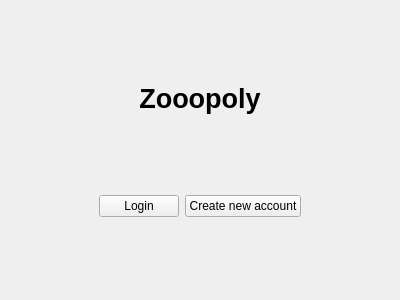
Qt form UI/mainScreen.ui (Sp1riting/A-Level-Coursework) before a commit.
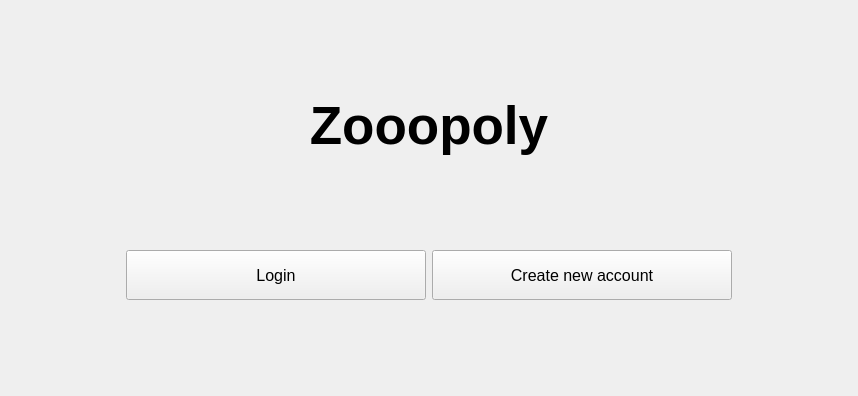
The same form after that commit.

Commit message: improved the main screen ui

```diff
--- a/UI/mainScreen.ui
+++ b/UI/mainScreen.ui
@@ -6,8 +6,8 @@
    <rect>
     <x>0</x>
     <y>0</y>
-    <width>400</width>
-    <height>300</height>
+    <width>858</width>
+    <height>396</height>
    </rect>
   </property>
   <property name="windowTitle">
@@ -32,7 +32,7 @@
      <widget class="QLabel" name="label">
       <property name="font">
        <font>
-        <pointsize>20</pointsize>
+        <pointsize>40</pointsize>
         <weight>75</weight>
         <bold>true</bold>
        </font>
@@ -74,14 +74,36 @@
        </spacer>
       </item>
       <item>
-       <widget class="QPushButton" name="loginButton">
+       <widget class="QPushButton" name="openLoginButton">
+        <property name="minimumSize">
+         <size>
+          <width>300</width>
+          <height>50</height>
+         </size>
+        </property>
+        <property name="font">
+         <font>
+          <pointsize>12</pointsize>
+         </font>
+        </property>
         <property name="text">
          <string>Login</string>
         </property>
        </widget>
       </item>
       <item>
-       <widget class="QPushButton" name="createAccountButton">
+       <widget class="QPushButton" name="openCreateAccountButton">
+        <property name="minimumSize">
+         <size>
+          <width>300</width>
+          <height>50</height>
+         </size>
+        </property>
+        <property name="font">
+         <font>
+          <pointsize>12</pointsize>
+         </font>
+        </property>
         <property name="text">
          <string>Create new account</string>
         </property>
```
Left out of the diff: 2 changed lines with no effect on the pictures. The commit also changes 1 other file.
